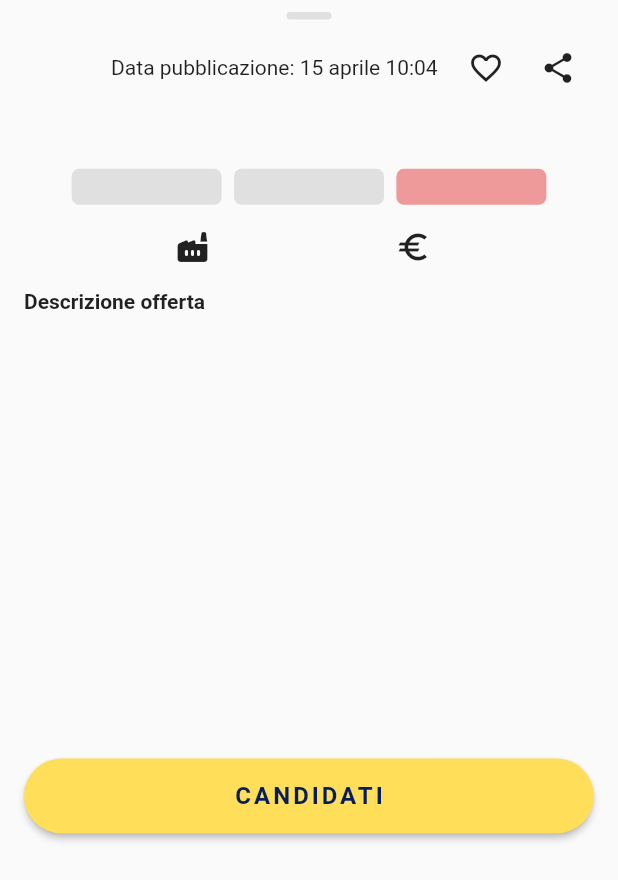
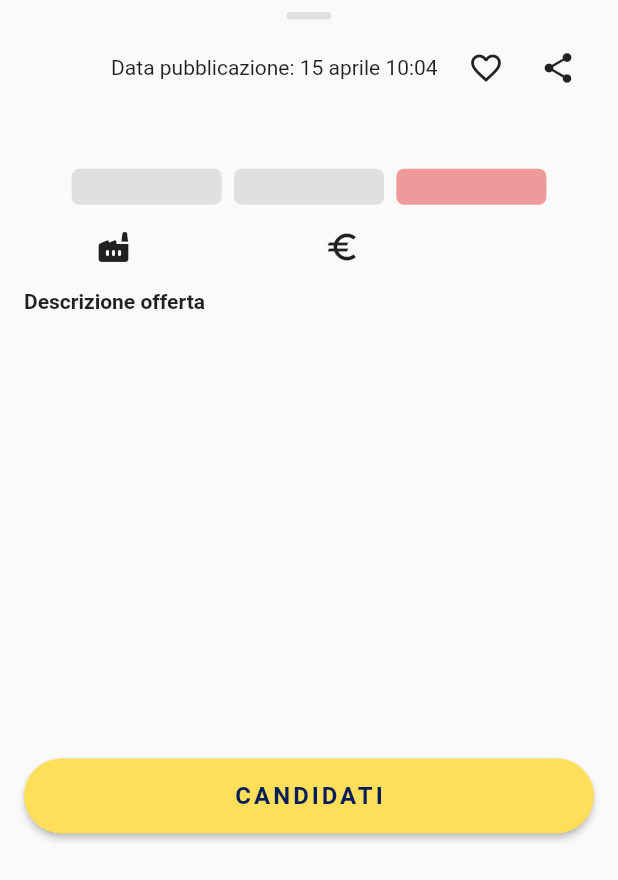
Before and after one commit to androidan/offertelavoroflutterapp, a Flutter app: the JobSlidingPanelOverview widget shown alone on an empty page, opened directly with empty values, on a phone screen of 412 x 824 dp. Shown: the top 880 px of the screen. Run offline on Flutter 3.47's test engine with Material 2 defaults, Android fonts, the phone set to English and light mode, and no system bars; drawn by our look-alikes of auto_size_text; our stand-ins replace auto_route, bloc, equatable, flutter_bloc, flutter_offline, hydrated_bloc and 5 more; missing offline and left inert: dart:ffi; network calls fail.

```diff
--- a/lib/blocs/bloc/annuncio_event.dart
+++ b/lib/blocs/bloc/annuncio_event.dart
@@ -7,7 +7,9 @@ abstract class AnnuncioEvent extends Equatable {
   List<Object> get props => [];
 }
 
+class FetchAnnuncioEvent extends AnnuncioEvent {}
 
-class FetchAnnuncioEvent extends AnnuncioEvent {
-
+class AnnuncioFavoriteEventToggle extends AnnuncioEvent {
+  final AnnuncioModel annuncioModel;
+  AnnuncioFavoriteEventToggle(this.annuncioModel);
 }
--- a/lib/blocs/bloc/annuncio_state.dart
+++ b/lib/blocs/bloc/annuncio_state.dart
@@ -16,7 +16,7 @@ class ErrorAnnuncioState extends AnnuncioState {}
 class FetchedAnnuncioState extends AnnuncioState {
   final List<AnnuncioModel> annunci;
 
-  const FetchedAnnuncioState(this.annunci);
+   FetchedAnnuncioState(this.annunci);
 
   @override
   List<Object> get props => [annunci];
--- a/lib/models/annuncio_model.dart
+++ b/lib/models/annuncio_model.dart
@@ -11,6 +11,7 @@ class AnnuncioModel {
   final String? luogo;
   final String nomeAzienda;
   final String? url;
+  bool inFavoritePage;
 
   AnnuncioModel({
     required this.emoji,
@@ -25,6 +26,7 @@ class AnnuncioModel {
     required this.retribuzione,
     required this.luogo,
     required this.url,
+    this.inFavoritePage = false,
   });
 
   factory AnnuncioModel.fromMap(Map<String, dynamic> map) {
@@ -71,6 +73,7 @@ class AnnuncioModel {
       nomeAzienda: nomeAzienda,
       titolo: titolo,
       url: url,
+      inFavoritePage: false,
     );
   }
 }
--- a/lib/pages/content_page.dart
+++ b/lib/pages/content_page.dart
@@ -20,14 +20,14 @@ class ContentPage extends StatelessWidget {
           currentIndex: tabsRouter.activeIndex,
           onTap: tabsRouter.setActiveIndex,
           items: [
-            const BottomNavigationBarItem(
+            BottomNavigationBarItem(
                 icon: Icon(
                   Icons.work_history_rounded,
                 ),
                 label: 'Dipendenti'),
-            const BottomNavigationBarItem(
+            BottomNavigationBarItem(
                 icon: Icon(Icons.work_history_rounded), label: 'Freelance'),
-            const BottomNavigationBarItem(
+            BottomNavigationBarItem(
                 icon: Icon(Icons.favorite_border_rounded), label: 'Preferiti'),
           ],
         ),
--- a/lib/widgets/job_sliding_panel_overview.dart
+++ b/lib/widgets/job_sliding_panel_overview.dart
@@ -1,7 +1,9 @@
 import 'package:auto_size_text/auto_size_text.dart';
 import 'package:flutter/material.dart';
+import 'package:flutter_bloc/flutter_bloc.dart';
 import 'package:intl/intl.dart';
 import 'package:logger/logger.dart';
+import 'package:offerte_lavoro_flutter_app/blocs/bloc/annuncio_bloc.dart';
 import 'package:offerte_lavoro_flutter_app/models/annuncio_model.dart';
 import 'package:offerte_lavoro_flutter_app/util/share/share.dart';
 import 'package:offerte_lavoro_flutter_app/util/size_config/size_config.dart';
@@ -9,20 +11,27 @@ import 'package:offerte_lavoro_flutter_app/util/trasform_to_url.dart';
 import 'package:offerte_lavoro_flutter_app/widgets/sliding_button.dart';
 import 'package:url_launcher/url_launcher.dart';
 
-class JobSlidingPanelOverview extends StatelessWidget {
+class JobSlidingPanelOverview extends StatefulWidget {
+  final AnnuncioModel annuncioModel;
+
+  JobSlidingPanelOverview({required this.annuncioModel});
+
+  @override
+  State<JobSlidingPanelOverview> createState() =>
+      _JobSlidingPanelOverviewState();
+}
+
+class _JobSlidingPanelOverviewState extends State<JobSlidingPanelOverview> {
   final ScrollController _firstController = ScrollController();
-  final AnnuncioModel annuncioModel;
 
   var logger = Logger();
 
   Future<void> _launchUrl() async {
     if (!await launchUrl(
-        TrasformToUrl.transformToUrl(annuncioModel.comeCandidarsi))) {
+        TrasformToUrl.transformToUrl(widget.annuncioModel.comeCandidarsi))) {
       throw Exception('Could not launch ');
     }
   }
-
-  JobSlidingPanelOverview({required this.annuncioModel});
 
   @override
   Widget build(BuildContext context) {
@@ -52,13 +61,13 @@ class JobSlidingPanelOverview extends StatelessWidget {
             SizedBox(
               height: SizeConfig.blockSizeVertical * 1,
             ),
-            _jobAction(),
+            _jobAction(context),
             Padding(
               padding: const EdgeInsets.all(8.0),
               child: AutoSizeText(
                 maxLines: 1,
                 overflow: TextOverflow.ellipsis,
-                annuncioModel.titolo,
+                widget.annuncioModel.titolo,
                 style: TextStyle(fontWeight: FontWeight.bold, fontSize: 16),
               ),
             ),
@@ -74,7 +83,7 @@ class JobSlidingPanelOverview extends StatelessWidget {
         ),
       );
 
-  Widget _jobAction() => Row(
+  Widget _jobAction(BuildContext context) => Row(
         mainAxisAlignment: MainAxisAlignment.end,
         children: [
           Padding(
@@ -83,17 +92,27 @@ class JobSlidingPanelOverview extends StatelessWidget {
               maxLines: 1,
               overflow: TextOverflow.ellipsis,
               "Data pubblicazione: " +
-                  DateFormat("dd MMMM HH:MM").format(annuncioModel.jobPosted),
+                  DateFormat("dd MMMM HH:MM")
+                      .format(widget.annuncioModel.jobPosted),
             ),
           ),
           IconButton(
-            onPressed: () {},
-            icon: Icon(Icons.favorite_border_outlined),
+            icon: widget.annuncioModel.inFavoritePage
+                ? Icon(
+                    Icons.favorite_rounded,
+                    color: Colors.red,
+                  )
+                : Icon(Icons.favorite_outline),
+            onPressed: () {
+              BlocProvider.of<AnnuncioBloc>(context)
+                  .add(AnnuncioFavoriteEventToggle((widget.annuncioModel)));
+              setState(() {});
+            },
           ),
           Padding(
             padding: const EdgeInsets.only(right: 16.0),
             child: IconButton(
-              onPressed: () => ShareClass.share(annuncioModel.url!),
+              onPressed: () => ShareClass.share(widget.annuncioModel.url!),
               icon: Icon(Icons.share),
             ),
           ),
@@ -107,11 +126,11 @@ class JobSlidingPanelOverview extends StatelessWidget {
             width: 100,
             padding: const EdgeInsets.all(4),
             decoration: BoxDecoration(
-              color: annuncioModel.seniority! == 'Junior'
+              color: widget.annuncioModel.seniority! == 'Junior'
                   ? Colors.green.shade100
-                  : annuncioModel.seniority! == 'Mid'
+                  : widget.annuncioModel.seniority! == 'Mid'
                       ? Colors.yellow.shade300
-                      : annuncioModel.seniority! == 'Senior'
+                      : widget.annuncioModel.seniority! == 'Senior'
                           ? Colors.red.shade200
                           : Colors.grey.shade300,
               borderRadius: BorderRadius.circular(5),
@@ -120,7 +139,7 @@ class JobSlidingPanelOverview extends StatelessWidget {
               child: AutoSizeText(
                 maxLines: 1,
                 overflow: TextOverflow.ellipsis,
-                annuncioModel.seniority ?? " - ",
+                widget.annuncioModel.seniority ?? " - ",
                 style: TextStyle(
                   fontSize: 14,
                   fontWeight: FontWeight.bold,
@@ -136,7 +155,7 @@ class JobSlidingPanelOverview extends StatelessWidget {
             width: 100,
             padding: const EdgeInsets.all(4),
             decoration: BoxDecoration(
-              color: annuncioModel.contratto! == 'Full time'
+              color: widget.annuncioModel.contratto! == 'Full time'
                   ? Colors.blue.shade100
                   : Colors.grey.shade300,
               borderRadius: BorderRadius.circular(5),
@@ -145,7 +164,7 @@ class JobSlidingPanelOverview extends StatelessWidget {
               child: AutoSizeText(
                 maxLines: 1,
                 overflow: TextOverflow.ellipsis,
-                annuncioModel.contratto ?? " - ",
+                widget.annuncioModel.contratto ?? " - ",
                 style: TextStyle(
                   fontSize: 14,
                   fontWeight: FontWeight.bold,
@@ -161,9 +180,9 @@ class JobSlidingPanelOverview extends StatelessWidget {
             width: 100,
             padding: const EdgeInsets.all(4),
             decoration: BoxDecoration(
-              color: annuncioModel.team == 'Full Remote'
+              color: widget.annuncioModel.team == 'Full Remote'
                   ? Colors.purple.shade200
-                  : annuncioModel.team == 'Ibrido'
+                  : widget.annuncioModel.team == 'Ibrido'
                       ? Colors.yellow.shade300
                       : Colors.red.shade200,
               borderRadius: BorderRadius.circular(5),
@@ -172,7 +191,7 @@ class JobSlidingPanelOverview extends StatelessWidget {
               child: AutoSizeText(
                 maxLines: 1,
                 overflow: TextOverflow.ellipsis,
-                annuncioModel.team ?? " - ",
+                widget.annuncioModel.team ?? " - ",
                 style: TextStyle(
                   fontSize: 14,
                   fontWeight: FontWeight.bold,
@@ -193,22 +212,24 @@ class JobSlidingPanelOverview extends StatelessWidget {
             Padding(
               padding: const EdgeInsets.only(left: 8.0),
               child: Container(
+                width: 100,
                 child: AutoSizeText(
-                  annuncioModel.nomeAzienda,
+                  widget.annuncioModel.nomeAzienda,
                   maxLines: 1,
                   overflow: TextOverflow.ellipsis,
                 ),
               ),
             ),
             SizedBox(
-              width: SizeConfig.blockSizeHorizontal * 28,
+              width: SizeConfig.blockSizeHorizontal * 5,
             ),
             Icon(Icons.euro),
             Padding(
               padding: const EdgeInsets.only(left: 8.0),
               child: Container(
+                width: 100,
                 child: AutoSizeText(
-                  annuncioModel.retribuzione ?? ' - ',
+                  widget.annuncioModel.retribuzione ?? ' - ',
                   maxLines: 1,
                   overflow: TextOverflow.ellipsis,
                 ),
@@ -238,7 +259,7 @@ class JobSlidingPanelOverview extends StatelessWidget {
                 Padding(
                   padding: const EdgeInsets.only(right: 8),
                   child: Text(
-                    annuncioModel.descrizioneOfferta,
+                    widget.annuncioModel.descrizioneOfferta,
                     style: TextStyle(),
                     softWrap: true,
                   ),
```
Also changed, not shown: lib/app.dart (+12 -5 lines), lib/blocs/bloc/annuncio_bloc.dart (+9 -0 lines), lib/main.dart (+14 -1 lines), lib/models/preferiti_model.dart (added, +14 -0 lines), lib/pages/annunci_dip_page.dart (+24 -9 lines), lib/pages/annunci_preferiti_page.dart (+60 -14 lines), lib/widgets/job_widget.dart (+56 -20 lines).
